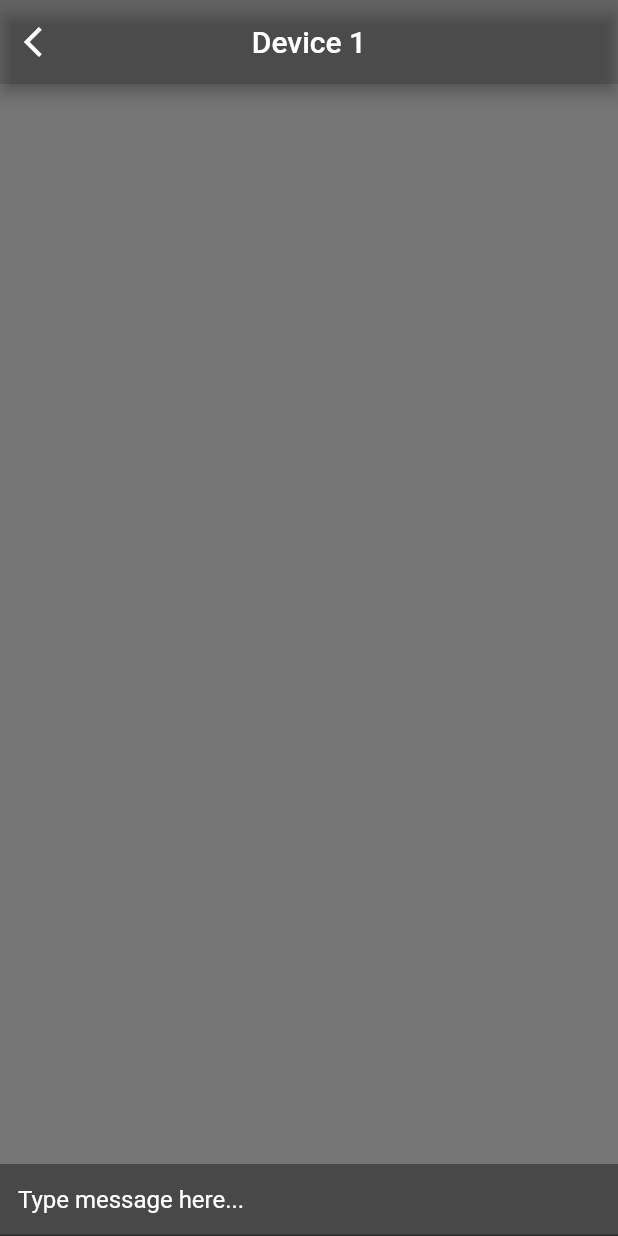
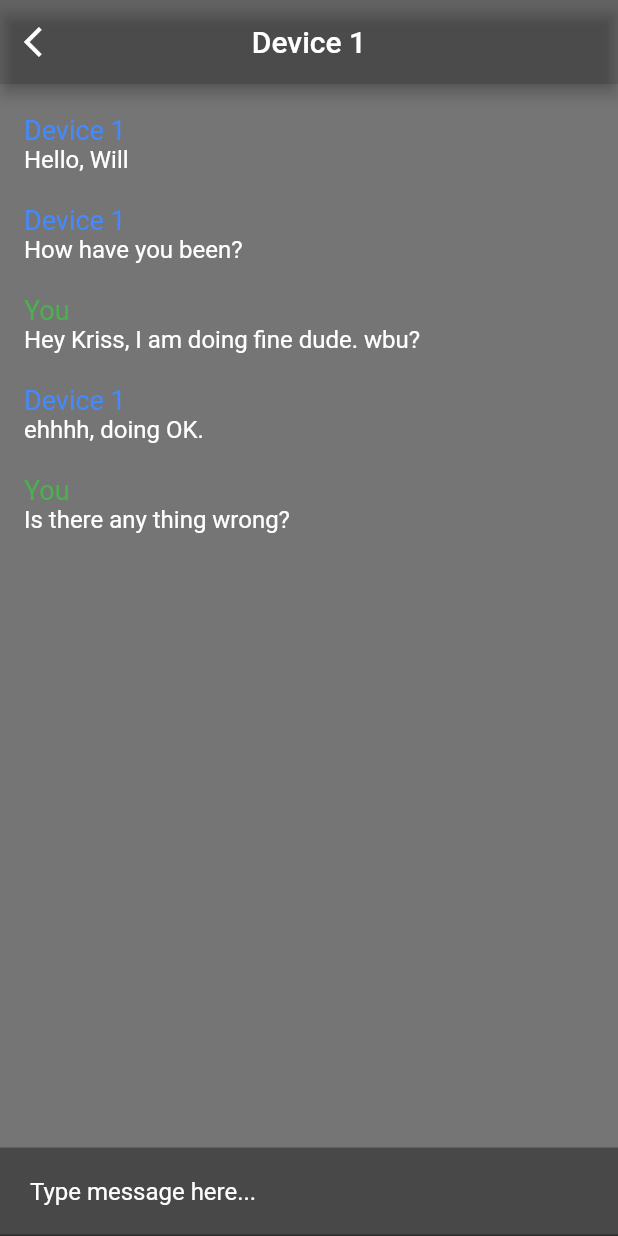
Before and after one commit to Cgende/bor-network, a Flutter app: the DeviceList screen opened directly, after a tap on "Device 1", on a phone screen of 412 x 824 dp. Run offline on Flutter 3.47's test engine with Material 2 defaults, Android fonts, the phone set to English and light mode, and no system bars; our stand-ins replace flutter_bluetooth_serial; missing offline and left inert: flutter_reactive_ble.

Commit message:
All screens working. Added text messaging capability.

```diff
--- a/lib/DeviceList.dart
+++ b/lib/DeviceList.dart
@@ -1,6 +1,10 @@
 import 'package:flutter/material.dart';
 import 'package:hello_world/Messaging.dart';
 
+class Device{
+  String name;
+  Device({required this.name});
+}
 
 class DeviceList extends StatefulWidget {
 
@@ -9,8 +13,13 @@ class DeviceList extends StatefulWidget {
 }
 
 class _MyPageTwoState extends State<DeviceList> {
-  List<String> device = ["Device 1", "Device 2"];
+  List<Device> device = [Device(name: "Device 1"), Device(name: "Device 2")];
 
+  @override
+  void initState(){
+    super.initState();
+    device.add(Device(name: "Device 3"));
+  }
 
   @override
   Widget build(BuildContext context) {
@@ -44,7 +53,7 @@ class _MyPageTwoState extends State<DeviceList> {
                             foregroundColor: Colors.white,
                             fixedSize: const Size(200, 50),
                             side: const BorderSide(color: Colors.white)),
-                        child: Text(device[index]),
+                        child: Text(device[index].name),
                       );
                       //Text(devices[index]);
                     })),
--- a/lib/Messaging.dart
+++ b/lib/Messaging.dart
@@ -1,51 +1,120 @@
 import 'package:flutter/material.dart';
+import 'package:hello_world/DeviceList.dart';
+
+class Message {
+  String messageContent;
+  String messageType;
+
+  Message({required this.messageContent, required this.messageType});
+}
 
 class Messaging extends StatefulWidget {
-  String device;
+  Device device;
+
   Messaging({required this.device});
+
   @override
   State createState() => new _MyPageThreeState(device: device);
 }
 
 class _MyPageThreeState extends State<Messaging> {
-  String device;
   _MyPageThreeState({required this.device});
+  Device device;
+  final ScrollController _scrollController = ScrollController();
+  final TextEditingController _textEditingController = TextEditingController();
+  bool _needsScroll = false;
+
+  //List<Message> message = [];
+  List<Message> message = [
+    Message(messageContent: "Hello, Will", messageType: "receiver"),
+    Message(messageContent: "How have you been?", messageType: "receiver"),
+    Message(messageContent: "Hey Kriss, I am doing fine dude. wbu?", messageType: "sender"),
+    Message(messageContent: "ehhhh, doing OK.", messageType: "receiver"),
+    Message(messageContent: "Is there any thing wrong?", messageType: "sender"),
+  ];
+
+  _scrollToEnd() async {
+    if (_needsScroll) {
+      _needsScroll = false;
+      _scrollController.animateTo(_scrollController.position.maxScrollExtent,
+          duration: const Duration(milliseconds: 200), curve: Curves.easeInOut);
+    }
+  }
 
   @override
   Widget build(BuildContext context) {
+    WidgetsBinding.instance.addPostFrameCallback((_) => _scrollToEnd());
     return Scaffold(
       backgroundColor: Colors.black54,
       appBar: AppBar(
         backgroundColor: Colors.black12,
         leading: IconButton(
           icon: const Icon(Icons.arrow_back_ios),
-          onPressed: () {Navigator.pop(context);},
+          onPressed: () {
+            Navigator.pop(context);
+          },
         ),
         centerTitle: true,
-        title: Text(device),
+        title: Text(device.name),
       ),
       body: Column(
         children: [
-          Expanded(child: Container()),
+          Expanded(
+            child: ListView.builder(
+              controller: _scrollController,
+              itemCount: message.length,
+              padding: const EdgeInsets.only(top: 10, bottom: 10),
+              itemBuilder: (context, index) {
+                return Container(
+                    padding: const EdgeInsets.only(
+                        left: 16, right: 16, top: 10, bottom: 10),
+                    child: RichText(
+                      text: TextSpan(
+                        style: DefaultTextStyle.of(context).style,
+                        children: <TextSpan>[
+                          TextSpan(
+                              text: message[index].messageType == "receiver" ? "${device.name}\n" : "You\n",
+                              style: TextStyle(
+                                  color:
+                                      message[index].messageType == "receiver" ? Colors.blueAccent : Colors.green,
+                                  fontSize: 18)),
+                          TextSpan(
+                              text: message[index].messageContent,
+                              style: const TextStyle(
+                                  color: Colors.white, fontSize: 16))
+                        ],
+                      ),
+                    ));
+              },
+            ),
+          ),
           Container(
             color: Colors.black38,
-            child: const TextField(
-              style: TextStyle(color: Colors.white),
+            child: TextField(
+              controller: _textEditingController,
+              onSubmitted: (String str) {
+                setState(() {
+                  message.add(Message(messageContent: str, messageType: "sender"));
+                  _needsScroll = true;
+                });
+              _textEditingController.clear();
+              },
+              style: const TextStyle(color: Colors.white),
               cursorColor: Colors.white,
-              decoration: InputDecoration(
-                contentPadding: EdgeInsets.all(12),
-                hintText: "Type message here...",
-                hintStyle: TextStyle(color: Colors.white),
-                focusedBorder: UnderlineInputBorder(
-                    borderSide: BorderSide(color: Colors.black)
-                )
-              ),
+              decoration: const InputDecoration(
+                  // suffixIcon: IconButton(
+                  //   icon: Icon(Icons.send),
+                  //   onPressed: (),
+                  // ),
+                  contentPadding: EdgeInsets.all(20),
+                  hintText: "Type message here...",
+                  hintStyle: TextStyle(color: Colors.white),
+                  focusedBorder: UnderlineInputBorder(
+                      borderSide: BorderSide(color: Colors.black))),
             ),
           )
         ],
-
       ),
     );
   }
-
 }
```
